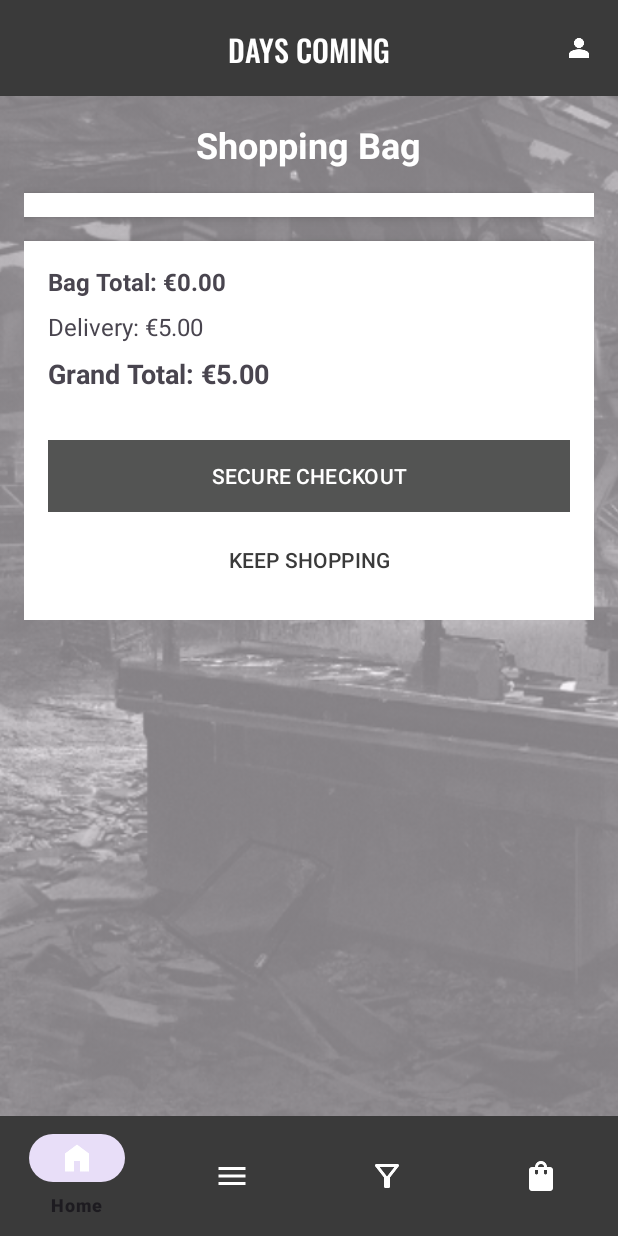
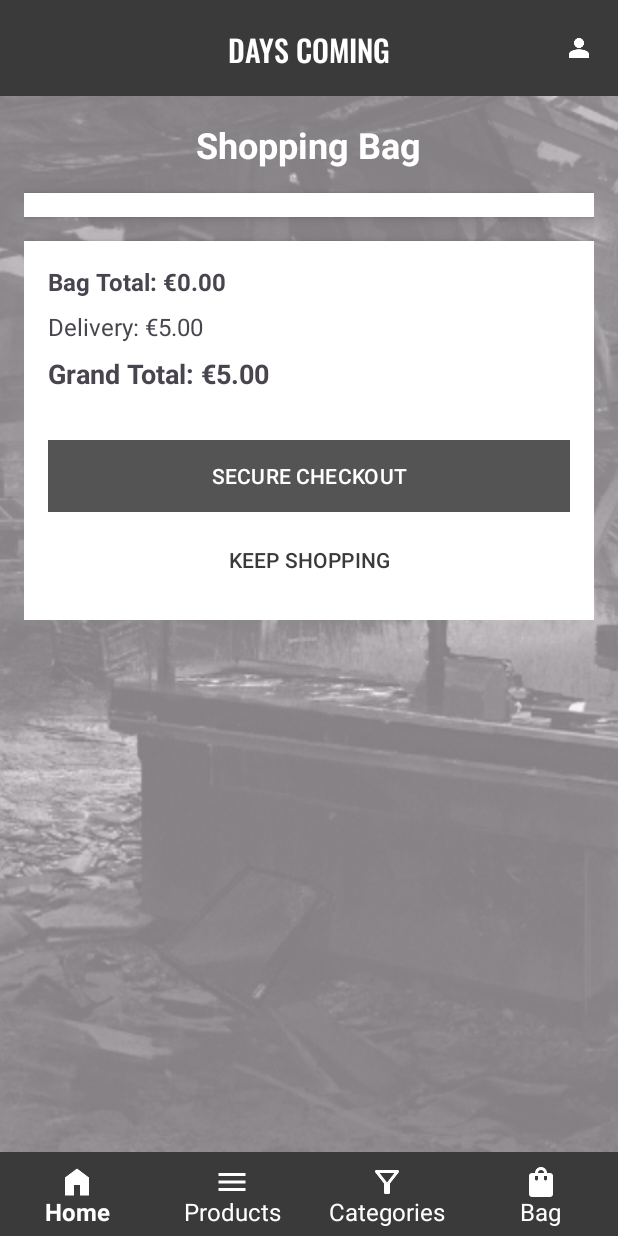
Before and after one commit to eleanorbucke21/AndroidCA, an Android app: the screen it shows after launch (BagActivity), item 4 of the bottom bar chosen, on a phone screen of 412 x 824 dp. Run offline under Robolectric (Android 15) with nearby library versions, the phone set to English and light mode, and no system bars; Roboto replaces fonts that are not available here.

Commit message:
Corrected the no highlighting on icons

```diff
--- a/app/src/main/java/com/example/androidca/BagActivity.java
+++ b/app/src/main/java/com/example/androidca/BagActivity.java
@@ -55,6 +55,12 @@ public class BagActivity extends BaseActivity {
         });
     }
 
+    @Override
+    protected void onResume() {
+        super.onResume();
+        resetBottomNavigationSelection();
+    }
+
     private void updateTotals() {
         ArrayList<JSONObject> bagItems = BagManager.getInstance().getBagItems();
         double total = 0.0;
--- a/app/src/main/java/com/example/androidca/BaseActivity.java
+++ b/app/src/main/java/com/example/androidca/BaseActivity.java
@@ -17,6 +17,8 @@ import com.google.android.material.bottomnavigation.BottomNavigationView;
 
 public class BaseActivity extends AppCompatActivity {
 
+    protected BottomNavigationView bottomNavigationView;
+
     @Override
     protected void onCreate(Bundle savedInstanceState) {
         super.onCreate(savedInstanceState);
@@ -28,44 +30,57 @@ public class BaseActivity extends AppCompatActivity {
         getSupportActionBar().setDisplayShowTitleEnabled(false); // Disable default title
 
         // Set up BottomNavigationView
-        BottomNavigationView bottomNavigationView = findViewById(R.id.bottom_navigation);
+        bottomNavigationView = findViewById(R.id.bottom_navigation);
         bottomNavigationView.setOnNavigationItemSelectedListener(new BottomNavigationView.OnNavigationItemSelectedListener() {
             @Override
             public boolean onNavigationItemSelected(@NonNull MenuItem item) {
-                int itemId = item.getItemId();
-                if (itemId == R.id.navigation_home) {
-                    Log.d("BaseActivity", "Home selected");
-                    // Navigate to MainActivity
-                    Intent intent = new Intent(BaseActivity.this, MainActivity.class);
-                    intent.addFlags(Intent.FLAG_ACTIVITY_CLEAR_TOP | Intent.FLAG_ACTIVITY_NEW_TASK);
-                    startActivity(intent);
-                    return true;
-                } else if (itemId == R.id.navigation_search) {
-                    Log.d("BaseActivity", "Categories selected");
-                    // Navigate to CategoriesActivity
-                    Intent intent = new Intent(BaseActivity.this, CategoriesActivity.class);
-                    startActivity(intent);
-                    return true;
-                } else if (itemId == R.id.navigation_cart) {
-                    Log.d("BaseActivity", "Bag selected");
-                    // Navigate to BagActivity
-                    Intent intent = new Intent(BaseActivity.this, BagActivity.class);
-                    startActivity(intent);
-                    return true;
-                } else if (itemId == R.id.navigation_shop) {
-                    Log.d("BaseActivity", "Products selected");
-                    // Navigate to ProductsActivity
-                    Intent intent = new Intent(BaseActivity.this, ProductsActivity.class);
-                    startActivity(intent);
-                    return true;
-                } else {
-                    return false;
+                boolean handled = handleNavigation(item);
+                if (handled) {
+                    resetBottomNavigationSelection();
                 }
+                return handled;
             }
         });
 
         // Apply window insets for status and navigation bars
         applyWindowInsets();
+    }
+
+    @Override
+    protected void onResume() {
+        super.onResume();
+        resetBottomNavigationSelection();
+    }
+
+    protected void resetBottomNavigationSelection() {
+        bottomNavigationView.getMenu().setGroupCheckable(0, false, true);
+        for (int i = 0; i < bottomNavigationView.getMenu().size(); i++) {
+            bottomNavigationView.getMenu().getItem(i).setChecked(false);
+        }
+        bottomNavigationView.getMenu().setGroupCheckable(0, true, true);
+    }
+
+    protected boolean handleNavigation(@NonNull MenuItem item) {
+        int itemId = item.getItemId();
+        if (itemId == R.id.navigation_home) {
+            Log.d("BaseActivity", "Home selected");
+            startActivity(new Intent(this, MainActivity.class).addFlags(Intent.FLAG_ACTIVITY_CLEAR_TOP | Intent.FLAG_ACTIVITY_NEW_TASK));
+            return true;
+        } else if (itemId == R.id.navigation_search) {
+            Log.d("BaseActivity", "Categories selected");
+            startActivity(new Intent(this, CategoriesActivity.class));
+            return true;
+        } else if (itemId == R.id.navigation_cart) {
+            Log.d("BaseActivity", "Bag selected");
+            startActivity(new Intent(this, BagActivity.class));
+            return true;
+        } else if (itemId == R.id.navigation_shop) {
+            Log.d("BaseActivity", "Products selected");
+            startActivity(new Intent(this, ProductsActivity.class));
+            return true;
+        } else {
+            return false;
+        }
     }
 
     private void applyWindowInsets() {
--- a/app/src/main/java/com/example/androidca/MainActivity.java
+++ b/app/src/main/java/com/example/androidca/MainActivity.java
@@ -38,6 +38,7 @@ public class MainActivity extends BaseActivity {
     @Override
     protected void onResume() {
         super.onResume();
+        resetBottomNavigationSelection();
         // Clear the intent data to reset any filters
         getIntent().removeExtra("category");
     }
--- a/app/src/main/java/com/example/androidca/ProductsActivity.java
+++ b/app/src/main/java/com/example/androidca/ProductsActivity.java
@@ -34,7 +34,7 @@ public class ProductsActivity extends BaseActivity {
     @Override
     protected void onResume() {
         super.onResume();
-        displayProducts();
+        resetBottomNavigationSelection();
     }
 
     private void displayProducts() {
--- a/app/src/main/res/layout/activity_base.xml
+++ b/app/src/main/res/layout/activity_base.xml
@@ -55,12 +55,12 @@
     <!-- Bottom Navigation -->
     <com.google.android.material.bottomnavigation.BottomNavigationView
         android:id="@+id/bottom_navigation"
+        style="@style/CustomBottomNavigationView"
         android:layout_width="0dp"
         android:layout_height="wrap_content"
         android:background="@color/colorPrimaryDark"
-        app:itemIconTint="@color/white"
-        app:menu="@menu/bottom_nav_menu"
         app:layout_constraintBottom_toBottomOf="parent"
         app:layout_constraintLeft_toLeftOf="parent"
-        app:layout_constraintRight_toRightOf="parent"/>
+        app:layout_constraintRight_toRightOf="parent"
+        app:menu="@menu/bottom_nav_menu" />
 </androidx.constraintlayout.widget.ConstraintLayout>
--- a/app/src/main/res/values/themes.xml
+++ b/app/src/main/res/values/themes.xml
@@ -26,6 +26,6 @@
         <item name="itemTextAppearanceInactive">@android:style/TextAppearance</item>
         <item name="itemIconTint">@color/white</item>
         <item name="itemTextColor">@color/white</item>
-        <item name="labelVisibilityMode">labeled</item> <!-- Force icons only -->
+        <item name="labelVisibilityMode">labeled</item>
     </style>
 </resources>
```
Also changed, not shown: app/src/main/java/com/example/androidca/CategoriesActivity.java (+8 -2 lines).
